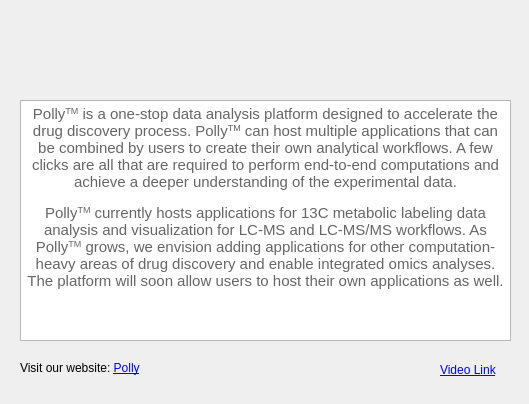
The window that src/gui/mzroll/forms/aboutpolly.ui (ElucidataInc/ElMaven) describes before a commit, drawn with Qt 5.
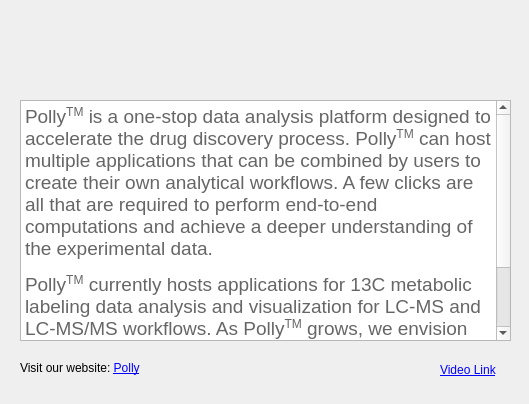
The same window after the commit. Icons and pictures are not drawn.

Commit message: [UI] Tweaks to Polly-related dialogs

```diff
--- a/src/gui/mzroll/forms/aboutpolly.ui
+++ b/src/gui/mzroll/forms/aboutpolly.ui
@@ -26,9 +26,9 @@
     <string>&lt;!DOCTYPE HTML PUBLIC &quot;-//W3C//DTD HTML 4.0//EN&quot; &quot;http://www.w3.org/TR/REC-html40/strict.dtd&quot;&gt;
 &lt;html&gt;&lt;head&gt;&lt;meta name=&quot;qrichtext&quot; content=&quot;1&quot; /&gt;&lt;style type=&quot;text/css&quot;&gt;
 p, li { white-space: pre-wrap; }
-&lt;/style&gt;&lt;/head&gt;&lt;body style=&quot; font-family:'Ubuntu'; font-size:11pt; font-weight:400; font-style:normal;&quot;&gt;
-&lt;p align=&quot;center&quot; style=&quot; margin-top:0px; margin-bottom:13px; margin-left:0px; margin-right:0px; -qt-block-indent:0; text-indent:0px; background-color:#ffffff;&quot;&gt;&lt;span style=&quot; font-family:'Heebo,sans-serif'; font-weight:296; color:#666666; background-color:#ffffff;&quot;&gt;Polly&lt;/span&gt;&lt;span style=&quot; font-family:'Heebo,sans-serif'; font-weight:296; color:#666666; background-color:#ffffff; vertical-align:super;&quot;&gt;TM&lt;/span&gt;&lt;span style=&quot; font-family:'Heebo,sans-serif'; font-weight:296; color:#666666;&quot;&gt; is a one-stop data analysis platform designed to accelerate the drug discovery process. Polly&lt;/span&gt;&lt;span style=&quot; font-family:'Heebo,sans-serif'; font-weight:296; color:#666666; vertical-align:super;&quot;&gt;TM&lt;/span&gt;&lt;span style=&quot; font-family:'Heebo,sans-serif'; font-weight:296; color:#666666;&quot;&gt; can host multiple applications that can be combined by users to create their own analytical workflows. A few clicks are all that are required to perform end-to-end computations and achieve a deeper understanding of the experimental data.&lt;/span&gt;&lt;/p&gt;
-&lt;p align=&quot;center&quot; style=&quot; margin-top:0px; margin-bottom:13px; margin-left:0px; margin-right:0px; -qt-block-indent:0; text-indent:0px; background-color:#ffffff;&quot;&gt;&lt;span style=&quot; font-family:'Heebo,sans-serif'; font-weight:296; color:#666666; background-color:#ffffff;&quot;&gt;Polly&lt;/span&gt;&lt;span style=&quot; font-family:'Heebo,sans-serif'; font-weight:296; color:#666666; background-color:#ffffff; vertical-align:super;&quot;&gt;TM&lt;/span&gt;&lt;span style=&quot; font-family:'Heebo,sans-serif'; font-weight:296; color:#666666;&quot;&gt; currently hosts applications for 13C metabolic labeling data analysis and visualization for LC-MS and LC-MS/MS workflows. As Polly&lt;/span&gt;&lt;span style=&quot; font-family:'Heebo,sans-serif'; font-weight:296; color:#666666; vertical-align:super;&quot;&gt;TM&lt;/span&gt;&lt;span style=&quot; font-family:'Heebo,sans-serif'; font-weight:296; color:#666666;&quot;&gt; grows, we envision adding applications for other computation-heavy areas of drug discovery and enable integrated omics analyses. The platform will soon allow users to host their own applications as well.&lt;/span&gt;&lt;/p&gt;&lt;/body&gt;&lt;/html&gt;</string>
+&lt;/style&gt;&lt;/head&gt;&lt;body style=&quot; font-family:'.SF NS Text'; font-size:13pt; font-weight:400; font-style:normal;&quot;&gt;
+&lt;p style=&quot; margin-top:0px; margin-bottom:13px; margin-left:0px; margin-right:0px; -qt-block-indent:0; text-indent:0px; background-color:#ffffff;&quot;&gt;&lt;span style=&quot; font-family:'Heebo,sans-serif'; font-size:14pt; font-weight:296; color:#666666; background-color:#ffffff;&quot;&gt;Polly&lt;/span&gt;&lt;span style=&quot; font-family:'Heebo,sans-serif'; font-size:14pt; font-weight:296; color:#666666; background-color:#ffffff; vertical-align:super;&quot;&gt;TM&lt;/span&gt;&lt;span style=&quot; font-family:'Heebo,sans-serif'; font-size:14pt; font-weight:296; color:#666666;&quot;&gt; is a one-stop data analysis platform designed to accelerate the drug discovery process. Polly&lt;/span&gt;&lt;span style=&quot; font-family:'Heebo,sans-serif'; font-size:14pt; font-weight:296; color:#666666; vertical-align:super;&quot;&gt;TM&lt;/span&gt;&lt;span style=&quot; font-family:'Heebo,sans-serif'; font-size:14pt; font-weight:296; color:#666666;&quot;&gt; can host multiple applications that can be combined by users to create their own analytical workflows. A few clicks are all that are required to perform end-to-end computations and achieve a deeper understanding of the experimental data.&lt;/span&gt;&lt;/p&gt;
+&lt;p style=&quot; margin-top:0px; margin-bottom:13px; margin-left:0px; margin-right:0px; -qt-block-indent:0; text-indent:0px; background-color:#ffffff;&quot;&gt;&lt;span style=&quot; font-family:'Heebo,sans-serif'; font-size:14pt; font-weight:296; color:#666666; background-color:#ffffff;&quot;&gt;Polly&lt;/span&gt;&lt;span style=&quot; font-family:'Heebo,sans-serif'; font-size:14pt; font-weight:296; color:#666666; background-color:#ffffff; vertical-align:super;&quot;&gt;TM&lt;/span&gt;&lt;span style=&quot; font-family:'Heebo,sans-serif'; font-size:14pt; font-weight:296; color:#666666;&quot;&gt; currently hosts applications for 13C metabolic labeling data analysis and visualization for LC-MS and LC-MS/MS workflows. As Polly&lt;/span&gt;&lt;span style=&quot; font-family:'Heebo,sans-serif'; font-size:14pt; font-weight:296; color:#666666; vertical-align:super;&quot;&gt;TM&lt;/span&gt;&lt;span style=&quot; font-family:'Heebo,sans-serif'; font-size:14pt; font-weight:296; color:#666666;&quot;&gt; grows, we envision adding applications for other computation-heavy areas of drug discovery and enable integrated omics analyses. The platform will soon allow users to host their own applications as well.&lt;/span&gt;&lt;/p&gt;&lt;/body&gt;&lt;/html&gt;</string>
    </property>
   </widget>
   <widget class="QLabel" name="label">
```
The commit also changes 1 other file.
